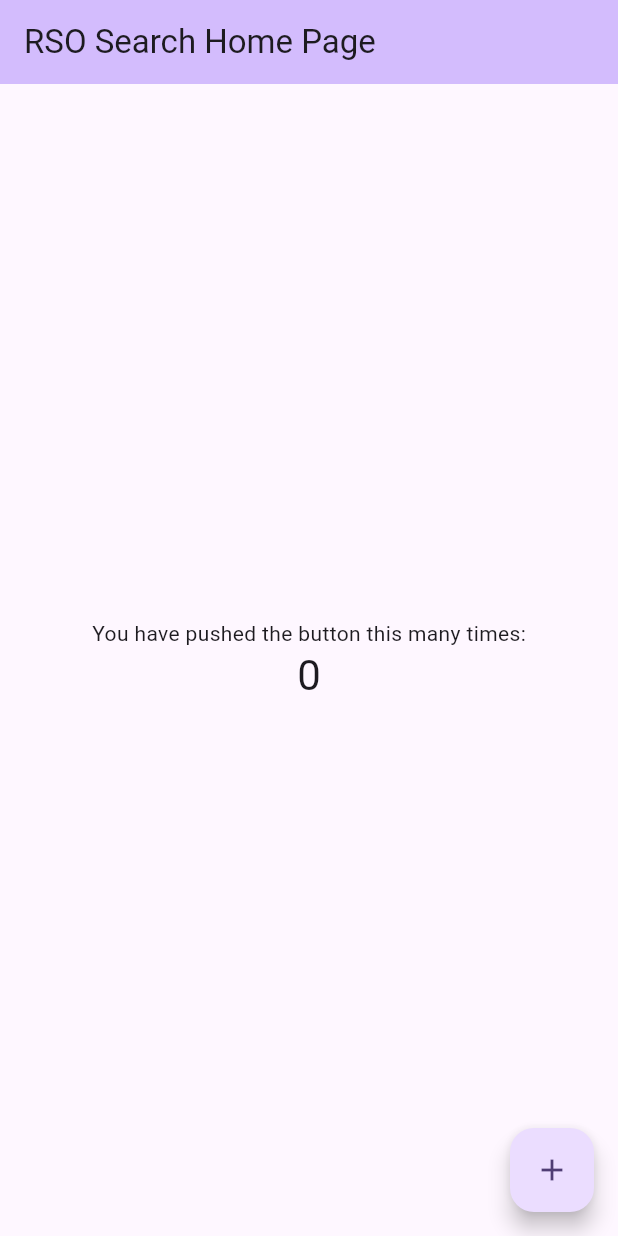
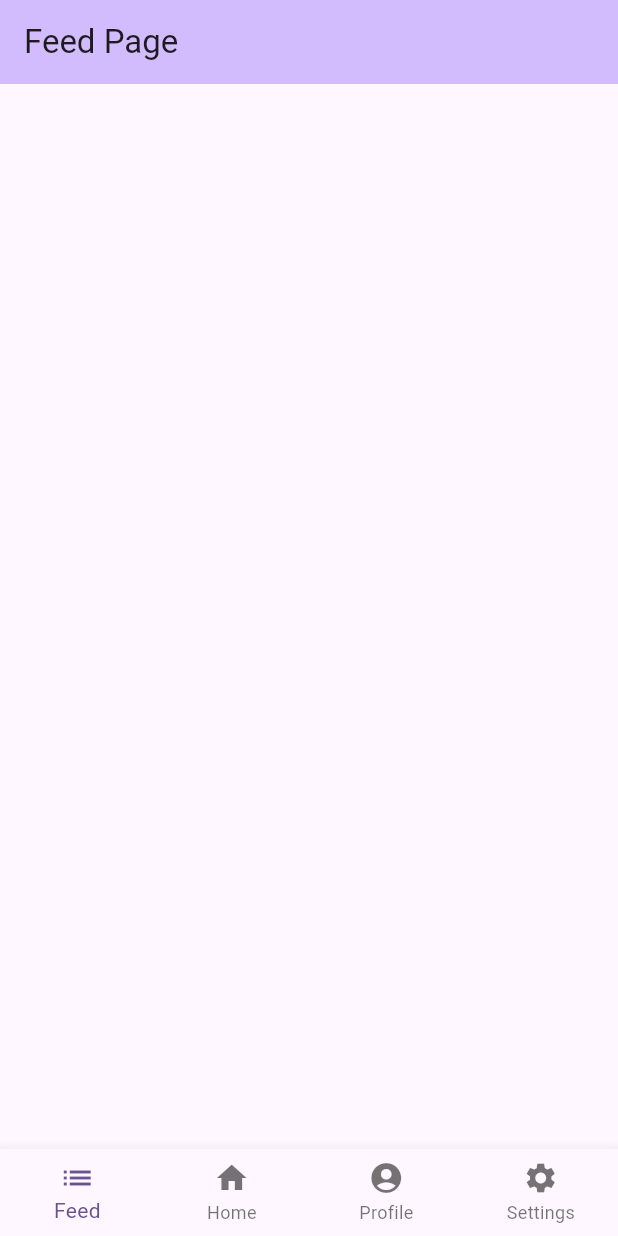
Before and after one commit to SiGMobileUIUC/rso_search, a Flutter app: the screen it shows after launch, on a phone screen of 412 x 824 dp. Run offline on Flutter 3.47's test engine with Material 3 defaults, Android fonts, the phone set to English and light mode, and no system bars.

Commit message:
Navigation Setup

```diff
--- a/rsos/lib/main.dart
+++ b/rsos/lib/main.dart
@@ -1,5 +1,6 @@
 import 'package:flutter/material.dart';
-import 'package:rsos/ui/nav_screens/home/home.dart';
+// import 'package:rsos/ui/nav_screens/home/home.dart';
+import 'package:rsos/ui/nav_screens/navigation/nav_page.dart';
 
 void main() {
   runApp(const MyApp());
@@ -15,7 +16,7 @@ class MyApp extends StatelessWidget {
         colorScheme: ColorScheme.fromSeed(seedColor: Colors.deepPurple),
         useMaterial3: true,
       ),
-      home: const HomePage(title: 'RSO Search Home Page'),
+      home: const NavigationPage(),
     );
   }
 }
--- a/rsos/lib/ui/nav_screens/feed/feed.dart
+++ b/rsos/lib/ui/nav_screens/feed/feed.dart
@@ -1 +1,20 @@
-// import 'package:flutter/material.dart';
+import 'package:flutter/material.dart';
+
+class FeedPage extends StatefulWidget {
+  const FeedPage({super.key});
+
+  @override
+  State<FeedPage> createState() => _FeedPageState();
+}
+
+class _FeedPageState extends State<FeedPage> {
+  @override
+  Widget build(BuildContext context) {
+    return Scaffold(
+      appBar: AppBar(
+        backgroundColor: Theme.of(context).colorScheme.inversePrimary,
+        title: const Text("Feed Page"),
+      ),
+    );
+  }
+}
--- /dev/null
+++ b/rsos/lib/ui/nav_screens/navigation/nav_bar.dart
@@ -0,0 +1,40 @@
+import 'package:flutter/material.dart';
+
+class CustomBottomNavigationBar extends StatelessWidget {
+  final int currentIndex;
+  final ValueChanged<int> onTap;
+
+  const CustomBottomNavigationBar({
+    Key? key,
+    required this.currentIndex,
+    required this.onTap,
+  }) : super(key: key);
+
+  @override
+  Widget build(BuildContext context) {
+    return BottomNavigationBar(
+      currentIndex: currentIndex,
+      onTap: onTap,
+      // selectedItemColor: Colors.black,
+      type: BottomNavigationBarType.fixed,
+      items: const [
+        BottomNavigationBarItem(
+          icon: Icon(Icons.list),
+          label: 'Feed',
+        ),
+        BottomNavigationBarItem(
+          icon: Icon(Icons.home),
+          label: 'Home',
+        ),
+        BottomNavigationBarItem(
+          icon: Icon(Icons.account_circle),
+          label: 'Profile',
+        ),
+        BottomNavigationBarItem(
+          icon: Icon(Icons.settings),
+          label: 'Settings',
+        ),
+      ],
+    );
+  }
+}
--- /dev/null
+++ b/rsos/lib/ui/nav_screens/navigation/nav_page.dart
@@ -0,0 +1,49 @@
+import 'package:flutter/material.dart';
+import 'package:rsos/ui/nav_screens/feed/feed.dart';
+import 'package:rsos/ui/nav_screens/home/home.dart';
+import 'package:rsos/ui/nav_screens/navigation/nav_bar.dart';
+import 'package:rsos/ui/nav_screens/profile/profile.dart';
+import 'package:rsos/ui/nav_screens/settings/settings.dart';
+
+class NavigationPage extends StatefulWidget {
+  const NavigationPage({super.key});
+
+  @override
+  State<NavigationPage> createState() => _NavigationPageState();
+}
+
+class _NavigationPageState extends State<NavigationPage> {
+
+  int _selectedIndex = 0;
+
+  void _onItemTapped(int index) {
+    setState(() {
+      _selectedIndex = index;
+    });
+  }
+
+  @override
+  Widget build(BuildContext context) {
+    return Scaffold(
+      body: Stack(
+        children: [
+          SafeArea(
+            child: IndexedStack(
+              index: _selectedIndex,
+              children: const [
+                FeedPage(),
+                HomePage(title: "Home Page"),
+                ProfilePage(),
+                SettingsPage(),
+              ],
+            ),
+          ),
+        ],
+      ),
+      bottomNavigationBar: CustomBottomNavigationBar(
+        currentIndex: _selectedIndex,
+        onTap: _onItemTapped,
+      ),
+    );
+  }
+}
```
Also changed, not shown: rsos/lib/ui/nav_screens/profile/profile.dart (+20 -1 lines), rsos/lib/ui/nav_screens/settings/settings.dart (+20 -1 lines).
